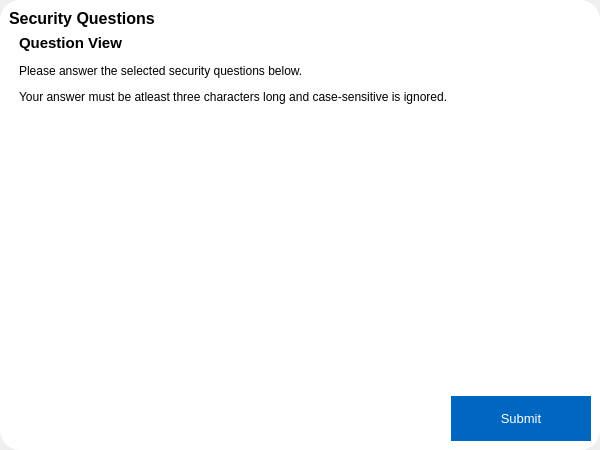
Above: src/views/authenticate_views/security_question_view.ui from devforgely/MFA-Simulator before the change. Below: the same form after it.
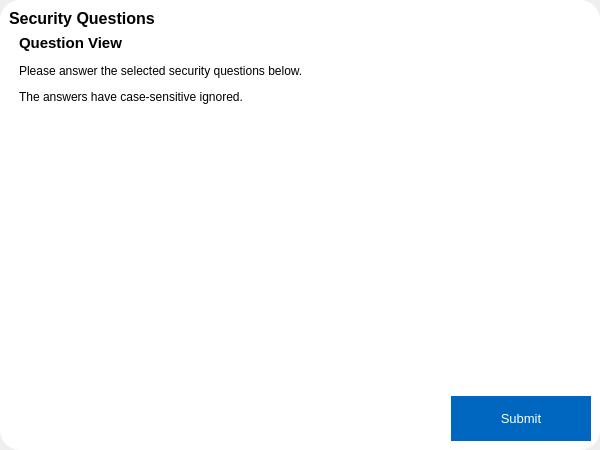
That is the form after the change. Custom widgets are drawn as their Qt base class.

Commit message: upgrading password and security questions method

Patch:
```diff
--- a/src/views/authenticate_views/security_question_view.ui
+++ b/src/views/authenticate_views/security_question_view.ui
@@ -10,11 +10,11 @@
     <height>450</height>
    </rect>
   </property>
-  <property name="maximumSize">
-   <size>
-    <width>600</width>
-    <height>16777215</height>
-   </size>
+  <property name="sizePolicy">
+   <sizepolicy hsizetype="Expanding" vsizetype="Expanding">
+    <horstretch>0</horstretch>
+    <verstretch>0</verstretch>
+   </sizepolicy>
   </property>
   <property name="windowTitle">
    <string>Form</string>
@@ -82,8 +82,20 @@
    <property name="bottomMargin">
     <number>0</number>
    </property>
-   <item>
-    <widget class="QFrame" name="frame">
+   <item alignment="Qt::AlignHCenter">
+    <widget class="ShadowFrame" name="frame">
+     <property name="minimumSize">
+      <size>
+       <width>600</width>
+       <height>0</height>
+      </size>
+     </property>
+     <property name="maximumSize">
+      <size>
+       <width>600</width>
+       <height>16777215</height>
+      </size>
+     </property>
      <property name="frameShape">
       <enum>QFrame::NoFrame</enum>
      </property>
@@ -150,7 +162,7 @@
            </size>
           </property>
           <property name="text">
-           <string>Your answer must be atleast three characters long and case-sensitive is ignored.</string>
+           <string>The answers have case-sensitive ignored.</string>
           </property>
           <property name="wordWrap">
            <bool>true</bool>
@@ -217,6 +229,14 @@
    </item>
   </layout>
  </widget>
+ <customwidgets>
+  <customwidget>
+   <class>ShadowFrame</class>
+   <extends>QFrame</extends>
+   <header location="global">widgets/shadow.h</header>
+   <container>1</container>
+  </customwidget>
+ </customwidgets>
  <resources/>
  <connections/>
 </ui>
```
Left out of the diff: 2 changed lines with no effect on the pictures. The commit also changes 44 other files.
